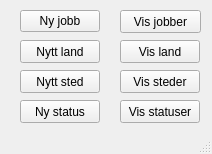
andersbo87/sources, file src/QT/jobber/jobber/mainwindow.ui: the form before one commit.
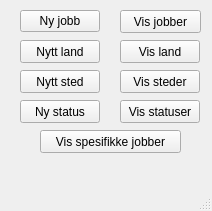
The form after the commit.

Commit message: Endret på hovedmenyen.

Patch:
```diff
--- a/src/QT/jobber/jobber/mainwindow.ui
+++ b/src/QT/jobber/jobber/mainwindow.ui
@@ -30,7 +30,7 @@
     <x>0</x>
     <y>0</y>
     <width>212</width>
-    <height>154</height>
+    <height>211</height>
    </rect>
   </property>
   <property name="windowTitle">
@@ -141,6 +141,19 @@
      <string>Vis land</string>
     </property>
    </widget>
+   <widget class="QPushButton" name="btnSpecificJobs">
+    <property name="geometry">
+     <rect>
+      <x>40</x>
+      <y>130</y>
+      <width>141</width>
+      <height>23</height>
+     </rect>
+    </property>
+    <property name="text">
+     <string>Vis spesifikke jobber</string>
+    </property>
+   </widget>
   </widget>
   <widget class="QStatusBar" name="statusBar"/>
  </widget>
```
Left out of the diff: 23 changed lines with no effect on the pictures. The commit also changes 2 other files.
